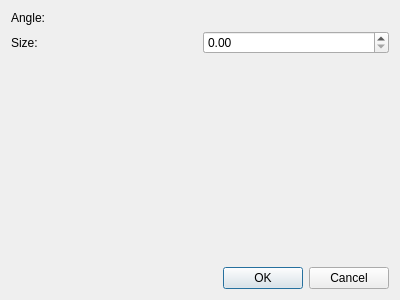
maxGimeno/cgal, file Polyhedron/demo/Polyhedron/Plugins/Cad/CAD_refine_dialog.ui: the form before one commit.
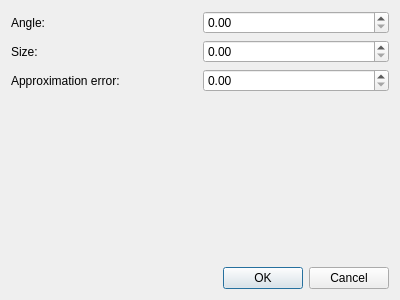
The form after the commit.

Diff of the .ui file:
```diff
--- a/Polyhedron/demo/Polyhedron/Plugins/Cad/CAD_refine_dialog.ui
+++ b/Polyhedron/demo/Polyhedron/Plugins/Cad/CAD_refine_dialog.ui
@@ -16,16 +16,6 @@
   <layout class="QVBoxLayout" name="verticalLayout">
    <item>
     <layout class="QGridLayout" name="gridLayout">
-     <item row="0" column="0">
-      <widget class="QLabel" name="label_1">
-       <property name="text">
-        <string>Angle:</string>
-       </property>
-      </widget>
-     </item>
-     <item row="1" column="1">
-      <widget class="QDoubleSpinBox" name="angleSpinBox"/>
-     </item>
      <item row="1" column="0">
       <widget class="QLabel" name="label_2">
        <property name="text">
@@ -33,9 +23,29 @@
        </property>
       </widget>
      </item>
+     <item row="2" column="0">
+      <widget class="QLabel" name="label_3">
+       <property name="text">
+        <string>Approximation error:</string>
+       </property>
+      </widget>
+     </item>
+     <item row="0" column="0">
+      <widget class="QLabel" name="label">
+       <property name="text">
+        <string>Angle:</string>
+       </property>
+      </widget>
+     </item>
+     <item row="0" column="1">
+       <widget class="QDoubleSpinBox" name="angleSpinBox"/>
+     </item>
      <item row="1" column="1">
       <widget class="QDoubleSpinBox" name="sizeSpinBox"/>
      </item>
+     <item row="2" column="1">
+       <widget class="QDoubleSpinBox" name="errorSpinBox"/>
+     </item>
     </layout>
    </item>
    <item>
```
Lines whose indentation alone changed are shown as unchanged.
